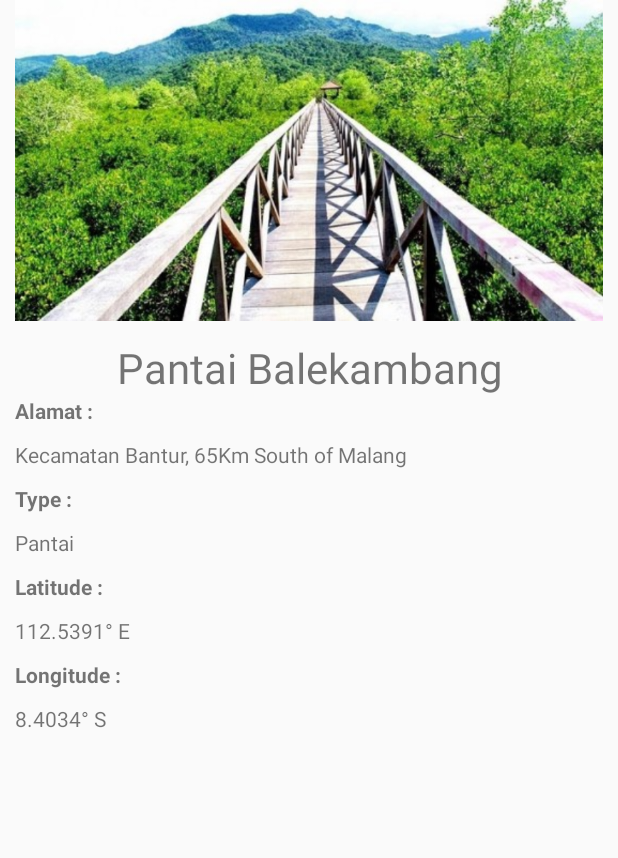
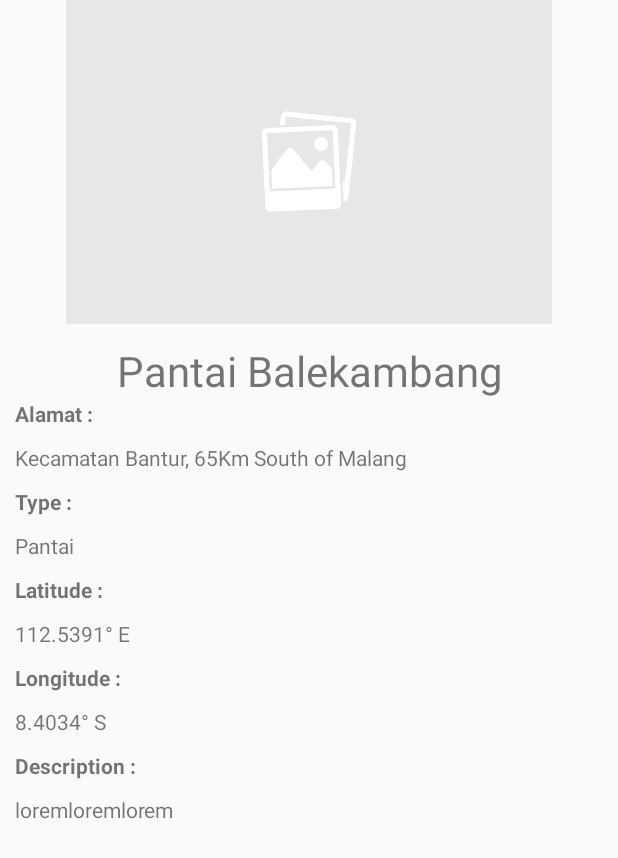
Before and after one commit to adesuluh/TouristGuide, an Android app: the layout detail_place.xml on its own in the app's theme, with its tools: preview values and no code run, on a phone screen of 412 x 824 dp. Shown: the top 858 px of the screen. Run offline under Robolectric (Android 15) with nearby library versions, the phone set to English and light mode, and no system bars.

Commit message:
detail vieewww

```diff
--- a/app/build.gradle
+++ b/app/build.gradle
@@ -17,6 +17,9 @@ android {
             proguardFiles getDefaultProguardFile('proguard-android.txt'), 'proguard-rules.pro'
         }
     }
+    aaptOptions {
+        cruncherEnabled = false
+    }
 }
 
 dependencies {
--- a/app/src/main/AndroidManifest.xml
+++ b/app/src/main/AndroidManifest.xml
@@ -1,7 +1,7 @@
 <?xml version="1.0" encoding="utf-8"?>
 <manifest xmlns:android="http://schemas.android.com/apk/res/android"
     package="adesuluh.touristguide">
-
+    <uses-permission android:name="android.permission.INTERNET"></uses-permission>
     <application
         android:allowBackup="true"
         android:icon="@mipmap/ic_launcher"
@@ -28,6 +28,9 @@
         <activity android:name=".BeachActivity">
 
         </activity>
+        <activity android:name=".DetailActivity">
+
+        </activity>
     </application>
 
 </manifest>
--- a/app/src/main/java/adesuluh/touristguide/BeachActivity.java
+++ b/app/src/main/java/adesuluh/touristguide/BeachActivity.java
@@ -1,5 +1,6 @@
 package adesuluh.touristguide;
 
+import android.content.Intent;
 import android.os.Bundle;
 import android.support.annotation.Nullable;
 import android.support.v7.app.AppCompatActivity;
@@ -64,5 +65,8 @@ public class BeachActivity extends AppCompatActivity implements AdapterView.OnIt
     @Override
     public void onItemClick(AdapterView<?> parent, View view, int position, long id) {
         //Toast.makeText(this, "Buka detail " + daftarBeach[position], Toast.LENGTH_SHORT).show();
+        Intent i = new Intent(this, DetailActivity.class);
+        i.putExtra("place", places.get(position));
+        startActivity(i);
     }
 }
--- a/app/src/main/java/adesuluh/touristguide/NatureActivity.java
+++ b/app/src/main/java/adesuluh/touristguide/NatureActivity.java
@@ -1,5 +1,6 @@
 package adesuluh.touristguide;
 
+import android.content.Intent;
 import android.os.Bundle;
 import android.support.annotation.Nullable;
 import android.support.v7.app.AppCompatActivity;
@@ -63,5 +64,8 @@ public class NatureActivity extends AppCompatActivity implements AdapterView.OnI
     @Override
     public void onItemClick(AdapterView<?> parent, View view, int position, long id) {
 //        Toast.makeText(this, "Buka detail " + daftarNature[position], Toast.LENGTH_SHORT).show();
+        Intent i = new Intent(this, DetailActivity.class);
+        i.putExtra("place", places.get(position));
+        startActivity(i);
     }
 }
--- a/app/src/main/java/adesuluh/touristguide/ParkActivity.java
+++ b/app/src/main/java/adesuluh/touristguide/ParkActivity.java
@@ -1,5 +1,6 @@
 package adesuluh.touristguide;
 
+import android.content.Intent;
 import android.os.Bundle;
 import android.support.annotation.Nullable;
 import android.support.v7.app.AppCompatActivity;
@@ -64,5 +65,8 @@ public class ParkActivity extends AppCompatActivity implements AdapterView.OnIte
     @Override
     public void onItemClick(AdapterView<?> parent, View view, int position, long id) {
         //Toast.makeText(this, "Buka detail " + daftarPark[position], Toast.LENGTH_SHORT).show();
+        Intent i = new Intent(this, DetailActivity.class);
+        i.putExtra("place", places.get(position));
+        startActivity(i);
     }
 }
--- a/app/src/main/java/adesuluh/touristguide/RestaurantActivity.java
+++ b/app/src/main/java/adesuluh/touristguide/RestaurantActivity.java
@@ -1,5 +1,6 @@
 package adesuluh.touristguide;
 
+import android.content.Intent;
 import android.os.Bundle;
 import android.support.annotation.Nullable;
 import android.support.v7.app.AppCompatActivity;
@@ -62,5 +63,8 @@ public class RestaurantActivity extends AppCompatActivity implements AdapterView
     @Override
     public void onItemClick(AdapterView<?> parent, View view, int position, long id) {
         //Toast.makeText(this, "Buka detail " + daftarRestaurant[position], Toast.LENGTH_SHORT).show();
+        Intent i = new Intent(this, DetailActivity.class);
+        i.putExtra("place", places.get(position));
+        startActivity(i);
     }
 }
--- a/app/src/main/res/layout/detail_place.xml
+++ b/app/src/main/res/layout/detail_place.xml
@@ -9,9 +9,11 @@
 
         <ImageView
             android:layout_width="match_parent"
-            android:layout_height="214dp"
-            android:src="@drawable/test_place"
-            android:layout_marginBottom="12dp"/>
+            android:layout_height="216dp"
+            android:src="@drawable/placeholder"
+            android:layout_marginBottom="12dp"
+            android:id="@+id/imgView"
+            android:scaleType="fitCenter"/>
 
         <TextView
             android:layout_width="match_parent"
@@ -35,7 +37,7 @@
         <TextView
             android:layout_width="match_parent"
             android:layout_height="wrap_content"
-            android:id="@+id/adressPlace"
+            android:id="@+id/addressPlace"
             android:text="Kecamatan Bantur, 65Km South of Malang"
             android:layout_marginTop="10dp"
             android:layout_marginLeft="10dp"
@@ -77,7 +79,7 @@
         <TextView
             android:layout_width="match_parent"
             android:layout_height="wrap_content"
-            android:id="@+id/longitudePlace"
+            android:id="@+id/latitudePlace"
             android:text="112.5391° E"
             android:layout_marginTop="10dp"
             android:layout_marginLeft="10dp"
@@ -97,8 +99,29 @@
         <TextView
             android:layout_width="match_parent"
             android:layout_height="wrap_content"
-            android:id="@+id/typePlace"
+            android:id="@+id/longitudePlace"
             android:text="8.4034° S"
+            android:layout_marginTop="10dp"
+            android:layout_marginLeft="10dp"
+            android:textSize="14dp"
+            />
+
+        <TextView
+            android:layout_width="match_parent"
+            android:layout_height="wrap_content"
+            android:id="@+id/labelDescriptionPlace"
+            android:text="Description : "
+            android:layout_marginLeft="10dp"
+            android:layout_marginTop="10dp"
+            android:textStyle="bold"
+            android:textSize="14dp"
+            />
+
+        <TextView
+            android:layout_width="match_parent"
+            android:layout_height="wrap_content"
+            android:id="@+id/descriptionPlace"
+            android:text="loremloremlorem"
             android:layout_marginTop="10dp"
             android:layout_marginLeft="10dp"
             android:textSize="14dp"
```
Also changed, not shown: app/src/main/java/adesuluh/touristguide/DetailActivity.java (added, +92 -0 lines), app/src/main/java/adesuluh/touristguide/Place.java (+12 -2 lines), app/src/main/res/drawable/placeholder.png (added).
